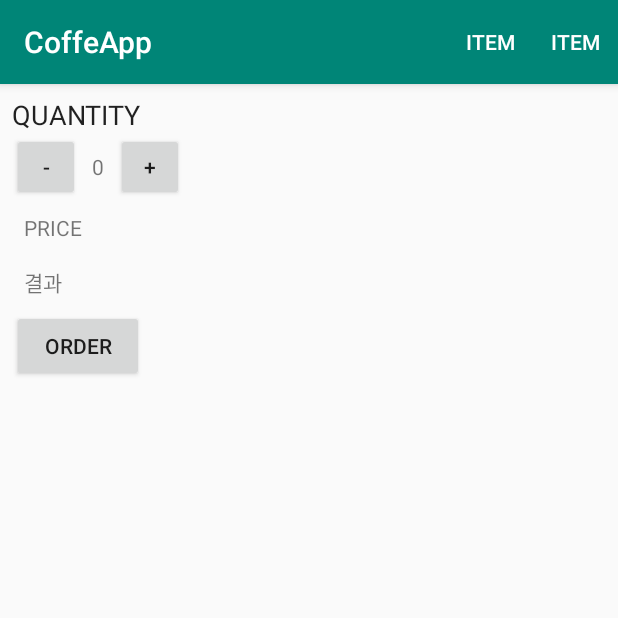
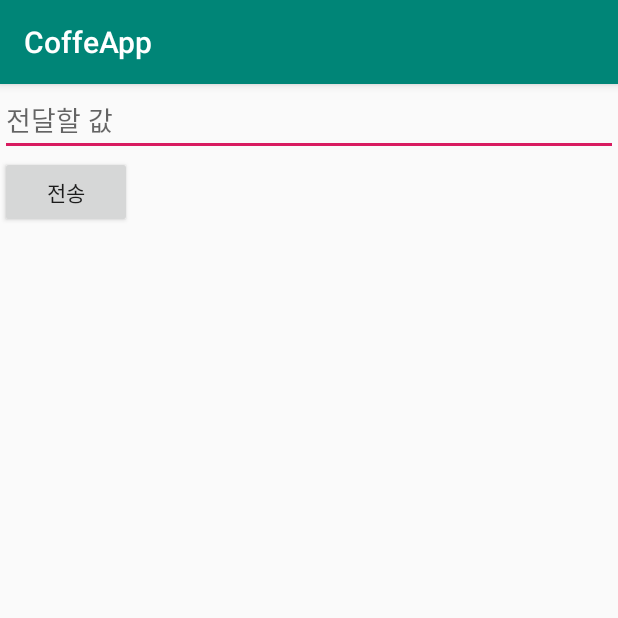
Before and after one commit to lesnyg/CoffeApp, an Android app: the screen it shows after launch (coffeeActivity before the commit, ForResultActivity after it), on a phone screen of 412 x 824 dp, the top half of it. Run offline under Robolectric (Android 15) with nearby library versions, the phone set to English and light mode, and no system bars.

Commit message:
주거니받거니intent

```diff
--- /dev/null
+++ b/app/src/main/java/com/example/edu05/coffeapp/ForResultActivity.java
@@ -0,0 +1,47 @@
+package com.example.edu05.coffeapp;
+
+import android.content.Intent;
+import android.support.annotation.Nullable;
+import android.support.v7.app.AppCompatActivity;
+import android.os.Bundle;
+import android.util.Log;
+import android.view.View;
+import android.widget.EditText;
+import android.widget.Toast;
+
+public class ForResultActivity extends AppCompatActivity implements View.OnClickListener {
+
+    public static final int REQUEST_CODE = 1000;
+    private static final String TAG = ForResultActivity.class.getSimpleName();
+    private EditText mValurEditText;
+
+    @Override
+    protected void onCreate(Bundle savedInstanceState) {
+        super.onCreate(savedInstanceState);
+        setContentView(R.layout.activity_for_result);
+
+        mValurEditText = findViewById(R.id.value_edit);
+        findViewById(R.id.submit_button).setOnClickListener(this);
+    }
+
+    @Override
+    public void onClick(View v) {
+        Intent intent = new Intent(this,TargetActivity.class);
+        intent.putExtra("value",mValurEditText.getText().toString());
+        //주거니 받거니
+        startActivityForResult(intent, REQUEST_CODE);
+    }
+
+    //받을때 호출되는 콜백 메서드
+    @Override
+    protected void onActivityResult(int requestCode, int resultCode, @Nullable Intent data) {
+        super.onActivityResult(requestCode, resultCode, data);
+        Log.d(TAG,"onActivityResult:"+requestCode);
+        Log.d(TAG,"onActivityResult:"+resultCode);
+        Log.d(TAG,"onActivityResult:"+data);
+
+        String result = data.getStringExtra("result");
+        int value = data.getIntExtra("int",-1);
+        Toast.makeText(this, result+",int: "+value, Toast.LENGTH_SHORT).show();
+    }
+}
--- /dev/null
+++ b/app/src/main/res/layout/activity_for_result.xml
@@ -0,0 +1,20 @@
+<?xml version="1.0" encoding="utf-8"?>
+<LinearLayout xmlns:android="http://schemas.android.com/apk/res/android"
+    xmlns:app="http://schemas.android.com/apk/res-auto"
+    xmlns:tools="http://schemas.android.com/tools"
+    android:layout_width="match_parent"
+    android:layout_height="match_parent"
+    android:orientation="vertical"
+    tools:context=".ForResultActivity">
+    <EditText
+        android:id="@+id/value_edit"
+        android:hint="전달할 값"
+        android:layout_width="match_parent"
+        android:layout_height="wrap_content" />
+    <Button
+        android:id="@+id/submit_button"
+        android:text="전송"
+        android:layout_width="wrap_content"
+        android:layout_height="wrap_content" />
+
+</LinearLayout>
```
Also changed, not shown: app/src/main/AndroidManifest.xml (+9 -0 lines), app/src/main/java/com/example/edu05/coffeapp/OrderCheckActivity.java (added, +58 -0 lines), app/src/main/java/com/example/edu05/coffeapp/TargetActivity.java (added, +35 -0 lines), app/src/main/java/com/example/edu05/coffeapp/coffeeActivity.java (+47 -30 lines), app/src/main/res/layout/activity_coffee.xml (+10 -0 lines), app/src/main/res/layout/activity_order_check.xml (added, +32 -0 lines), app/src/main/res/layout/activity_target.xml (added, +22 -0 lines).
